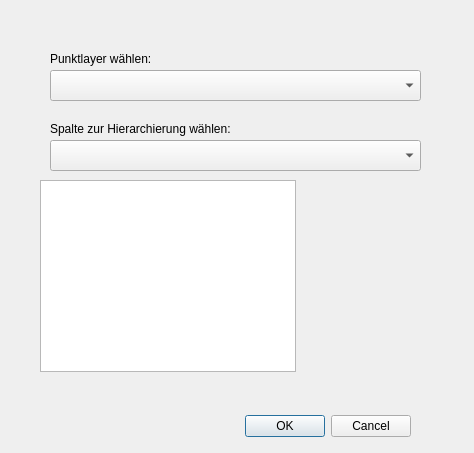
Before: the Qt Designer form heatpointextracter/heatPointExtracter_dialog_base.ui in beneke090/heatpointextracter, drawn with Qt 5.
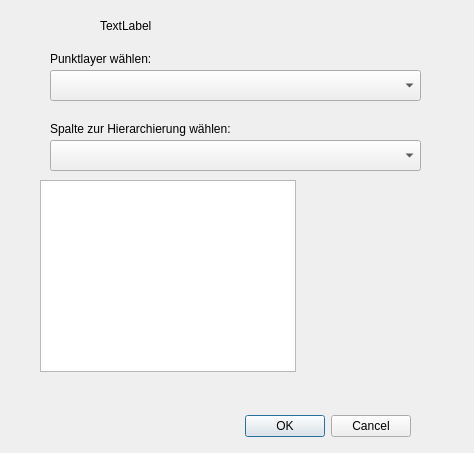
After: the same form once the commit is applied.

What changed in the file:
```diff
--- a/heatpointextracter/heatPointExtracter_dialog_base.ui
+++ b/heatpointextracter/heatPointExtracter_dialog_base.ui
@@ -85,6 +85,19 @@
     </rect>
    </property>
   </widget>
+  <widget class="QLabel" name="title">
+   <property name="geometry">
+    <rect>
+     <x>100</x>
+     <y>10</y>
+     <width>211</width>
+     <height>31</height>
+    </rect>
+   </property>
+   <property name="text">
+    <string>TextLabel</string>
+   </property>
+  </widget>
  </widget>
  <resources/>
  <connections>
```
